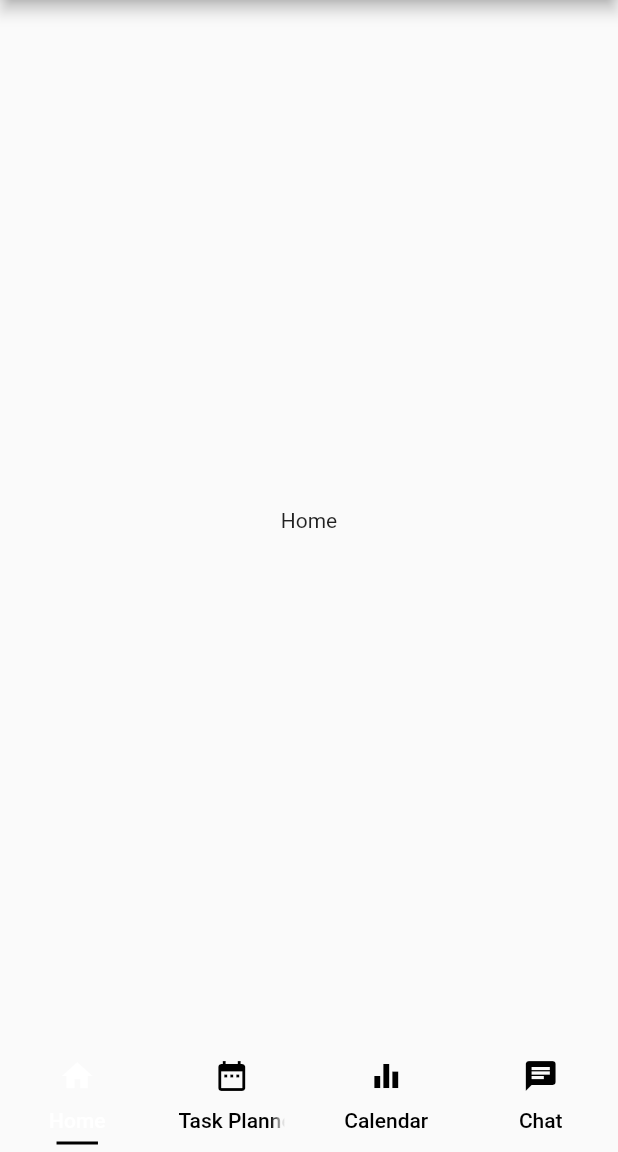
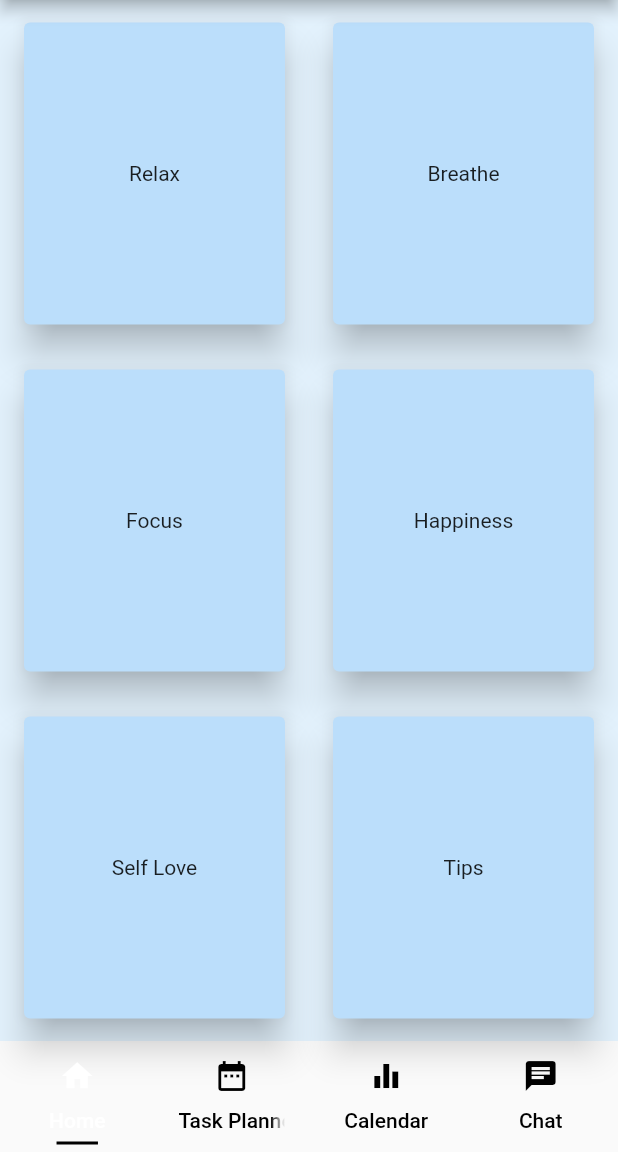
Before and after one commit to HAC-2020/The-Mindfulness, a Flutter app: the screen it shows after launch, on a phone screen of 412 x 824 dp, the part 84-1236 px from its top. Run offline on Flutter 3.47's test engine with Material 2 defaults, Android fonts, the phone set to English and light mode, and no system bars.

Commit message:
home page added

```diff
--- /dev/null
+++ b/lib/Class/CustomCard.dart
@@ -0,0 +1,26 @@
+import 'package:flutter/material.dart';
+
+class CustomCard extends StatelessWidget {
+
+  Text text;
+  var screenToStart;
+  CustomCard({@required this.text, this.screenToStart});
+
+  @override
+  Widget build(BuildContext context) {
+    return Expanded(
+      child: FlatButton(
+        child: Card(
+          elevation: 10,
+          color: Colors.blue[100],
+          child: Center(child: text,),
+          margin: EdgeInsets.symmetric(vertical: 15, horizontal: 0),
+        ),
+        onPressed: (){
+          Route route = MaterialPageRoute(builder: (context) => screenToStart);
+          Navigator.push(context, route);
+        },
+      ),
+    );
+  }
+}
--- a/lib/Screens/Home.dart
+++ b/lib/Screens/Home.dart
@@ -1,10 +1,50 @@
+import 'package:The_Mindfulness/Class/CustomCard.dart';
+import 'package:The_Mindfulness/Screens/Music.dart';
 import 'package:flutter/material.dart';
 
-class Home extends StatelessWidget {
+class Home extends StatefulWidget {
+
+  static final String id = 'Home';
+
+  @override
+  _HomeState createState() => _HomeState();
+}
+
+class _HomeState extends State<Home> {
   @override
   Widget build(BuildContext context) {
-    return Container(
-      child: Center(child: Text("Home")),
+    return Scaffold(
+      backgroundColor: Colors.blue[50],
+      body: Container(
+        child: Column(
+          children: <Widget>[
+            Expanded(
+              child: Row(
+                children: <Widget>[
+                  CustomCard(text: Text("Relax"), screenToStart: Music(),),
+                  CustomCard(text: Text("Breathe"), screenToStart: Music(),),
+                ],
+              ),
+            ),
+            Expanded(
+              child: Row(
+                children: <Widget>[
+                  CustomCard(text: Text("Focus"), screenToStart: Music(),),
+                  CustomCard(text: Text("Happiness"), screenToStart: Music(),),
+                ],
+              ),
+            ),
+            Expanded(
+              child: Row(
+                children: <Widget>[
+                  CustomCard(text: Text("Self Love"), screenToStart: Music(),),
+                  CustomCard(text: Text("Tips"), screenToStart: Music(),),
+                ],
+              ),
+            ),
+          ],
+        ),
+      ),
     );
   }
 }
--- /dev/null
+++ b/lib/Screens/Music.dart
@@ -0,0 +1,10 @@
+import 'package:flutter/material.dart';
+
+class Music extends StatelessWidget {
+  @override
+  Widget build(BuildContext context) {
+    return Container(
+      child: Center(child: Text("Music")),
+    );
+  }
+}
```
